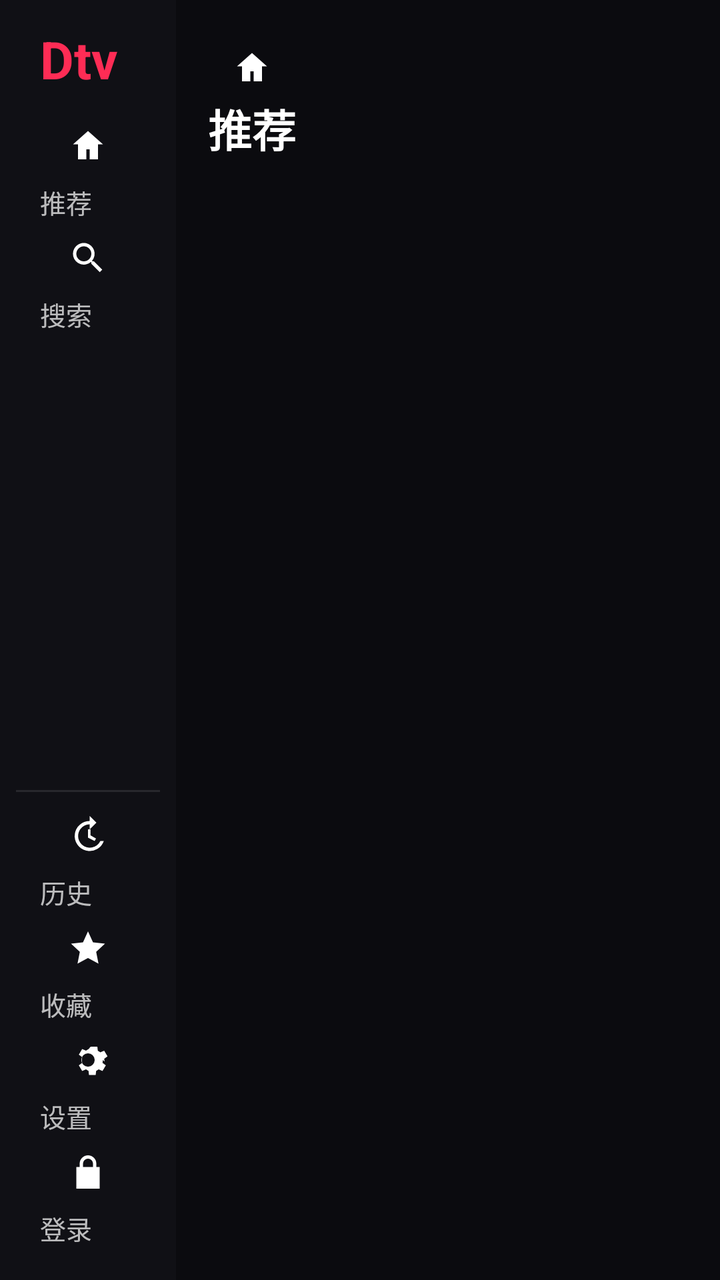
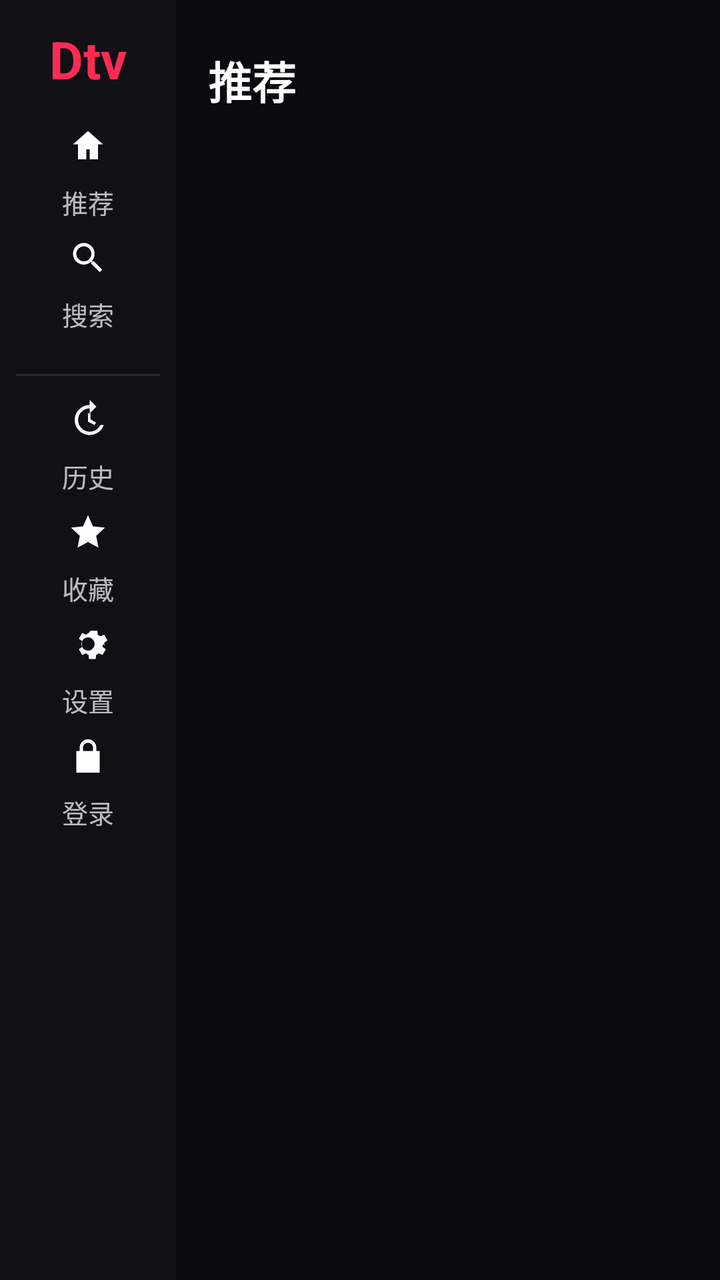

Two renders of the same Android screen: before a commit and after it. Below are the layout's source before the change and the commit's diff.
<!-- AndroidManifest.xml: application theme AppTheme -->
<!-- res/layout/activity_main.xml -->
<?xml version="1.0" encoding="utf-8"?>
<LinearLayout xmlns:android="http://schemas.android.com/apk/res/android"
    android:layout_width="match_parent"
    android:layout_height="match_parent"
    android:background="@color/bg_root"
    android:orientation="horizontal">

    
    <LinearLayout
        android:id="@+id/sidebar"
        android:layout_width="@dimen/tv_nav_width"
        android:layout_height="match_parent"
        android:background="@color/bg_nav"
        android:orientation="vertical"
        android:paddingLeft="@dimen/tv_nav_padding_h"
        android:paddingRight="@dimen/tv_nav_padding_h"
        android:paddingTop="@dimen/tv_nav_padding_v"
        android:paddingBottom="@dimen/tv_nav_padding_v">

        <TextView
            android:layout_width="wrap_content"
            android:layout_height="wrap_content"
            android:layout_marginLeft="@dimen/space_m"
            android:layout_marginBottom="@dimen/space_m"
            android:text="Dtv"
            android:textColor="@color/brand"
            android:textSize="@dimen/tv_nav_logo_size"
            android:textStyle="bold" />

        
        <TextView
            android:id="@+id/navRecommend"
            android:layout_width="match_parent"
            android:layout_height="@dimen/tv_nav_item_height"
            android:layout_marginTop="@dimen/tv_nav_item_margin_v"
            android:background="@drawable/nav_item_bg"
            android:focusable="true"
            android:focusableInTouchMode="true"
            android:gravity="center_vertical"
            android:paddingLeft="@dimen/space_m"
            android:paddingRight="@dimen/space_m"
            android:drawableTop="@drawable/ic_nav_recommend"
        android:drawablePadding="@dimen/space_xs"
        android:includeFontPadding="false"
        android:text="推荐"
            android:textColor="@color/text_state"
            android:textSize="@dimen/tv_nav_text_size" />

        <TextView
            android:id="@+id/navSearch"
            android:layout_width="match_parent"
            android:layout_height="@dimen/tv_nav_item_height"
            android:layout_marginTop="@dimen/tv_nav_item_margin_v"
            android:background="@drawable/nav_item_bg"
            android:focusable="true"
            android:focusableInTouchMode="true"
            android:gravity="center_vertical"
            android:paddingLeft="@dimen/space_m"
            android:paddingRight="@dimen/space_m"
            android:drawableTop="@drawable/ic_nav_search"
        android:drawablePadding="@dimen/space_xs"
        android:includeFontPadding="false"
        android:text="搜索"
            android:textColor="@color/text_state"
            android:textSize="@dimen/tv_nav_text_size" />

        <View
            android:layout_width="1dp"
            android:layout_height="0dp"
            android:layout_weight="1" />

        <View
            android:layout_width="match_parent"
            android:layout_height="1dp"
            android:layout_marginBottom="@dimen/space_m"
            android:background="@color/divider" />

        
        <TextView
            android:id="@+id/navHistory"
            android:layout_width="match_parent"
            android:layout_height="@dimen/tv_nav_item_height"
            android:layout_marginBottom="@dimen/tv_nav_item_margin_v"
            android:background="@drawable/nav_item_bg"
            android:focusable="true"
            android:focusableInTouchMode="true"
            android:gravity="center_vertical"
            android:paddingLeft="@dimen/space_m"
            android:paddingRight="@dimen/space_m"
            android:drawableTop="@drawable/ic_nav_history"
        android:drawablePadding="@dimen/space_xs"
        android:includeFontPadding="false"
        android:text="历史"
            android:textColor="@color/text_state"
            android:textSize="@dimen/tv_nav_text_size" />

        <TextView
            android:id="@+id/navCollect"
            android:layout_width="match_parent"
            android:layout_height="@dimen/tv_nav_item_height"
            android:layout_marginBottom="@dimen/tv_nav_item_margin_v"
            android:background="@drawable/nav_item_bg"
            android:focusable="true"
            android:focusableInTouchMode="true"
            android:gravity="center_vertical"
            android:paddingLeft="@dimen/space_m"
            android:paddingRight="@dimen/space_m"
            android:drawableTop="@drawable/ic_nav_collect"
        android:drawablePadding="@dimen/space_xs"
        android:includeFontPadding="false"
        android:text="收藏"
            android:textColor="@color/text_state"
            android:textSize="@dimen/tv_nav_text_size" />

        <TextView
            android:id="@+id/navSettings"
            android:layout_width="match_parent"
            android:layout_height="@dimen/tv_nav_item_height"
            android:layout_marginBottom="@dimen/tv_nav_item_margin_v"
            android:background="@drawable/nav_item_bg"
            android:focusable="true"
            android:focusableInTouchMode="true"
            android:gravity="center_vertical"
            android:paddingLeft="@dimen/space_m"
            android:paddingRight="@dimen/space_m"
            android:drawableTop="@drawable/ic_nav_settings"
        android:drawablePadding="@dimen/space_xs"
        android:includeFontPadding="false"
        android:text="设置"
            android:textColor="@color/text_state"
            android:textSize="@dimen/tv_nav_text_size" />

        <TextView
            android:id="@+id/navLogin"
            android:layout_width="match_parent"
            android:layout_height="@dimen/tv_nav_item_height"
            android:background="@drawable/nav_item_bg"
            android:focusable="true"
            android:focusableInTouchMode="true"
            android:gravity="center_vertical"
            android:paddingLeft="@dimen/space_m"
            android:paddingRight="@dimen/space_m"
            android:drawableTop="@drawable/ic_nav_login"
        android:drawablePadding="@dimen/space_xs"
        android:includeFontPadding="false"
        android:text="登录"
            android:textColor="@color/text_state"
            android:textSize="@dimen/tv_nav_text_size" />
    </LinearLayout>

    
    <LinearLayout
        android:layout_width="0dp"
        android:layout_height="match_parent"
        android:layout_weight="1"
        android:orientation="vertical">

        
        <LinearLayout
            android:layout_width="match_parent"
            android:layout_height="wrap_content"
            android:gravity="center_vertical"
            android:orientation="horizontal"
            android:paddingLeft="@dimen/tv_content_padding"
            android:paddingRight="@dimen/tv_content_padding"
            android:paddingTop="@dimen/space_xl"
            android:paddingBottom="@dimen/space_m">

            <TextView
                android:id="@+id/tvSectionTitle"
                android:layout_width="wrap_content"
                android:layout_height="wrap_content"
                android:drawableTop="@drawable/ic_nav_recommend"
        android:drawablePadding="@dimen/space_xs"
        android:includeFontPadding="false"
        android:text="推荐"
                android:textColor="@color/text_primary"
                android:textSize="@dimen/tv_section_title_size"
                android:textStyle="bold" />

            <TextView
                android:id="@+id/tvCount"
                android:layout_width="wrap_content"
                android:layout_height="wrap_content"
                android:textColor="@color/text_tertiary"
                android:textSize="@dimen/text_caption" />

            <View
                android:layout_width="0dp"
                android:layout_height="1dp"
                android:layout_weight="1" />

            <TextView
                android:id="@+id/tvHint"
                android:layout_width="wrap_content"
                android:layout_height="wrap_content"
                android:gravity="right"
                android:textColor="@color/text_tertiary"
                android:textSize="@dimen/text_caption" />
        </LinearLayout>

        
        <HorizontalScrollView
            android:id="@+id/tabScroll"
            android:layout_width="match_parent"
            android:layout_height="wrap_content"
            android:paddingLeft="@dimen/tv_content_padding"
            android:paddingRight="@dimen/tv_content_padding"
            android:scrollbars="none">

            <LinearLayout
                android:id="@+id/tabContainer"
                android:layout_width="wrap_content"
                android:layout_height="wrap_content"
                android:orientation="horizontal" />
        </HorizontalScrollView>

        
        <FrameLayout
            android:layout_width="match_parent"
            android:layout_height="0dp"
            android:layout_weight="1"
            android:paddingLeft="@dimen/tv_content_padding"
            android:paddingRight="@dimen/tv_content_padding"
            android:paddingBottom="@dimen/tv_content_padding">

            <androidx.recyclerview.widget.RecyclerView
                android:id="@+id/gridView"
                android:layout_width="match_parent"
                android:layout_height="match_parent"
                android:clipToPadding="false"
                android:paddingTop="@dimen/space_m"
                android:paddingBottom="@dimen/infobar_height"
                android:scrollbars="none" />

              
              <LinearLayout
                  android:id="@+id/infobar"
                  android:visibility="gone"
                  android:layout_width="match_parent"
                  android:layout_height="@dimen/infobar_height"
                  android:layout_gravity="bottom"
                  android:background="@color/scrim_panel"
                  android:gravity="center_vertical"
                  android:orientation="horizontal"
                  android:paddingLeft="@dimen/space_m"
                  android:paddingRight="@dimen/space_m">

                  <TextView
                      android:id="@+id/tvInfoTitle"
                      android:layout_width="0dp"
                      android:layout_height="wrap_content"
                      android:layout_weight="1"
                      android:ellipsize="end"
                      android:maxLines="1"
                      android:textColor="@color/text_primary"
                      android:textSize="@dimen/infobar_title_size" />

                  <TextView
                      android:id="@+id/tvInfoMeta"
                      android:layout_width="wrap_content"
                      android:layout_height="wrap_content"
                      android:ellipsize="end"
                      android:maxLines="1"
                      android:textColor="@color/text_secondary"
                      android:textSize="@dimen/infobar_meta_size" />
              </LinearLayout>

            
            <LinearLayout
                android:id="@+id/placeholder"
                android:layout_width="match_parent"
                android:layout_height="match_parent"
                android:gravity="center"
                android:orientation="vertical"
                android:visibility="gone">

                <ProgressBar
                    android:id="@+id/pbLoading"
                    android:layout_width="@dimen/tv_placeholder_icon"
                    android:layout_height="@dimen/tv_placeholder_icon"
                    android:visibility="gone" />

                <TextView
                    android:id="@+id/tvPlaceholder"
                    android:layout_width="wrap_content"
                    android:layout_height="wrap_content"
                    android:layout_marginTop="@dimen/space_m"
                    android:gravity="center"
                    android:lineSpacingExtra="6dp"
                    android:textColor="@color/text_secondary"
                    android:textSize="@dimen/tv_placeholder_text" />

                <TextView
                    android:id="@+id/btnRetry"
                    android:layout_width="wrap_content"
                    android:layout_height="@dimen/tv_btn_height"
                    android:layout_marginTop="@dimen/tv_placeholder_btn_gap"
                    android:background="@drawable/focus_chip"
                    android:focusable="true"
                    android:focusableInTouchMode="true"
                    android:gravity="center"
                    android:minWidth="@dimen/tv_btn_min_width"
                    android:paddingLeft="@dimen/tv_btn_padding_h"
                    android:paddingRight="@dimen/tv_btn_padding_h"
                    android:text="重试"
                    android:textColor="@color/btn_text"
                    android:textSize="@dimen/tv_btn_text_size"
                    android:visibility="gone" />
            </LinearLayout>
        </FrameLayout>
    </LinearLayout>
</LinearLayout>
<!-- resources referenced by this layout -->
<resources>
  <color name="bg_nav">#FF101015</color>
  <color name="bg_root">#FF0B0B0F</color>
  <color name="brand">#FFFE2C55</color>
  <color name="divider">#1AFFFFFF</color>
  <color name="scrim_panel">#E61A1A22</color>
  <color name="text_primary">#FFFFFFFF</color>
  <color name="text_secondary">#B8FFFFFF</color>
  <color name="text_tertiary">#7AFFFFFF</color>
  <dimen name="infobar_height">52dp</dimen>
  <dimen name="infobar_meta_size">14sp</dimen>
  <dimen name="infobar_title_size">18sp</dimen>
  <dimen name="space_m">12dp</dimen>
  <dimen name="space_xl">24dp</dimen>
  <dimen name="space_xs">4dp</dimen>
  <dimen name="text_caption">14sp</dimen>
  <dimen name="tv_btn_height">46dp</dimen>
  <dimen name="tv_btn_min_width">120dp</dimen>
  <dimen name="tv_btn_padding_h">24dp</dimen>
  <dimen name="tv_btn_text_size">18sp</dimen>
  <dimen name="tv_content_padding">16dp</dimen>
  <dimen name="tv_nav_item_height">52dp</dimen>
  <dimen name="tv_nav_item_margin_v">4dp</dimen>
  <dimen name="tv_nav_logo_size">26dp</dimen>
  <dimen name="tv_nav_padding_h">8dp</dimen>
  <dimen name="tv_nav_padding_v">12dp</dimen>
  <dimen name="tv_nav_text_size">13sp</dimen>
  <dimen name="tv_nav_width">88dp</dimen>
  <dimen name="tv_placeholder_btn_gap">16dp</dimen>
  <dimen name="tv_placeholder_icon">48dp</dimen>
  <dimen name="tv_placeholder_text">18sp</dimen>
  <dimen name="tv_section_title_size">22sp</dimen>
  <!-- drawable ic_nav_collect (drawable) -->
  <?xml version="1.0" encoding="utf-8"?>
  <vector xmlns:android="http://schemas.android.com/apk/res/android"
      android:width="20dp" android:height="20dp"
      android:viewportWidth="24" android:viewportHeight="24">
      <path android:fillColor="#FFFFFFFF" android:pathData="M12 2l3 6.6 7.2.8-5.3 4.9 1.4 7.1L12 18l-6.3 3.4 1.4-7.1L1.8 9.4 9 8.6z" />
  </vector>
  <!-- drawable ic_nav_history (drawable) -->
  <?xml version="1.0" encoding="utf-8"?>
  <vector xmlns:android="http://schemas.android.com/apk/res/android"
      android:width="20dp" android:height="20dp"
      android:viewportWidth="24" android:viewportHeight="24">
      <path android:fillColor="#FFFFFFFF" android:pathData="M13 3a9 9 0 1 0 8.5 12h-2.1A7 7 0 1 1 13 5v3l4-4-4-4zm-1 5v5l4 2 .8-1.5-3.3-1.9V8z" />
  </vector>
  <!-- drawable ic_nav_login (drawable) -->
  <?xml version="1.0" encoding="utf-8"?>
  <vector xmlns:android="http://schemas.android.com/apk/res/android"
      android:width="20dp" android:height="20dp"
      android:viewportWidth="24" android:viewportHeight="24">
      <path android:fillColor="#FFFFFFFF" android:pathData="M12 2a5 5 0 0 0-5 5v2H5v13h14V9h-2V7a5 5 0 0 0-5-5zm-3 7V7a3 3 0 1 1 6 0v2z" />
  </vector>
  <!-- drawable ic_nav_recommend (drawable) -->
  <?xml version="1.0" encoding="utf-8"?>
  <vector xmlns:android="http://schemas.android.com/apk/res/android"
      android:width="20dp" android:height="20dp"
      android:viewportWidth="24" android:viewportHeight="24">
      <path android:fillColor="#FFFFFFFF" android:pathData="M12 3l9 8h-3v9h-5v-6h-2v6H6v-9H3z" />
  </vector>
  <!-- drawable ic_nav_search (drawable) -->
  <?xml version="1.0" encoding="utf-8"?>
  <vector xmlns:android="http://schemas.android.com/apk/res/android"
      android:width="20dp" android:height="20dp"
      android:viewportWidth="24" android:viewportHeight="24">
      <path android:fillColor="#FFFFFFFF" android:pathData="M15.5 14h-.8l-.3-.3a6.5 6.5 0 1 0-.7.7l.3.3v.8l5 5 1.5-1.5-5-5zm-6 0a4.5 4.5 0 1 1 0-9 4.5 4.5 0 0 1 0 9z" />
  </vector>
  <style name="AppTheme" parent="@android:style/Theme.Holo.NoActionBar">
          <item name="android:windowBackground">@android:color/black</item>
      </style>
  <dimen name="radius_m">10dp</dimen>
  <color name="bg_chip">#FF23232C</color>
  <color name="bg_surface_hi">#FF1F1F28</color>
  <dimen name="focus_stroke_width">2dp</dimen>
  <color name="focus_stroke">#FFFE2C55</color>
  <color name="brand_tint">#14FE2C55</color>
  <!-- unchanged entries left out for length: 3 -->
</resources>

<!-- the commit's change to res/layout/activity_main.xml (unified diff, before → after) -->
@@ -18,10 +18,10 @@
         android:paddingBottom="@dimen/tv_nav_padding_v">
 
         <TextView
-            android:layout_width="wrap_content"
+            android:layout_width="match_parent"
             android:layout_height="wrap_content"
-            android:layout_marginLeft="@dimen/space_m"
             android:layout_marginBottom="@dimen/space_m"
+            android:gravity="center"
             android:text="Dtv"
             android:textColor="@color/brand"
             android:textSize="@dimen/tv_nav_logo_size"
@@ -36,7 +36,7 @@
             android:background="@drawable/nav_item_bg"
             android:focusable="true"
             android:focusableInTouchMode="true"
-            android:gravity="center_vertical"
+            android:gravity="center"
             android:paddingLeft="@dimen/space_m"
             android:paddingRight="@dimen/space_m"
             android:drawableTop="@drawable/ic_nav_recommend"
@@ -54,7 +54,7 @@
             android:background="@drawable/nav_item_bg"
             android:focusable="true"
             android:focusableInTouchMode="true"
-            android:gravity="center_vertical"
+            android:gravity="center"
             android:paddingLeft="@dimen/space_m"
             android:paddingRight="@dimen/space_m"
             android:drawableTop="@drawable/ic_nav_search"
@@ -64,10 +64,7 @@
             android:textColor="@color/text_state"
             android:textSize="@dimen/tv_nav_text_size" />
 
-        <View
-            android:layout_width="1dp"
-            android:layout_height="0dp"
-            android:layout_weight="1" />
+        <View android:layout_width="match_parent" android:layout_height="@dimen/space_l" />
 
         <View
             android:layout_width="match_parent"
@@ -84,7 +81,7 @@
             android:background="@drawable/nav_item_bg"
             android:focusable="true"
             android:focusableInTouchMode="true"
-            android:gravity="center_vertical"
+            android:gravity="center"
             android:paddingLeft="@dimen/space_m"
             android:paddingRight="@dimen/space_m"
             android:drawableTop="@drawable/ic_nav_history"
@@ -102,7 +99,7 @@
             android:background="@drawable/nav_item_bg"
             android:focusable="true"
             android:focusableInTouchMode="true"
-            android:gravity="center_vertical"
+            android:gravity="center"
             android:paddingLeft="@dimen/space_m"
             android:paddingRight="@dimen/space_m"
             android:drawableTop="@drawable/ic_nav_collect"
@@ -120,7 +117,7 @@
             android:background="@drawable/nav_item_bg"
             android:focusable="true"
             android:focusableInTouchMode="true"
-            android:gravity="center_vertical"
+            android:gravity="center"
             android:paddingLeft="@dimen/space_m"
             android:paddingRight="@dimen/space_m"
             android:drawableTop="@drawable/ic_nav_settings"
@@ -137,7 +134,7 @@
             android:background="@drawable/nav_item_bg"
             android:focusable="true"
             android:focusableInTouchMode="true"
-            android:gravity="center_vertical"
+            android:gravity="center"
             android:paddingLeft="@dimen/space_m"
             android:paddingRight="@dimen/space_m"
             android:drawableTop="@drawable/ic_nav_login"
@@ -170,9 +167,7 @@
                 android:id="@+id/tvSectionTitle"
                 android:layout_width="wrap_content"
                 android:layout_height="wrap_content"
-                android:drawableTop="@drawable/ic_nav_recommend"
-        android:drawablePadding="@dimen/space_xs"
-        android:includeFontPadding="false"
+
         android:text="推荐"
                 android:textColor="@color/text_primary"
                 android:textSize="@dimen/tv_section_title_size"
@@ -196,7 +191,8 @@
                 android:layout_height="wrap_content"
                 android:gravity="right"
                 android:textColor="@color/text_tertiary"
-                android:textSize="@dimen/text_caption" />
+                android:textSize="@dimen/text_caption"     android:visibility="gone"
+                />
         </LinearLayout>
 
         
<!-- resource entries referenced after the edit -->
@@ -11,6 +11,7 @@
   <dimen name="infobar_height">52dp</dimen>
   <dimen name="infobar_meta_size">14sp</dimen>
   <dimen name="infobar_title_size">18sp</dimen>
+  <dimen name="space_l">16dp</dimen>
   <dimen name="space_m">12dp</dimen>
   <dimen name="space_xl">24dp</dimen>
   <dimen name="space_xs">4dp</dimen>
